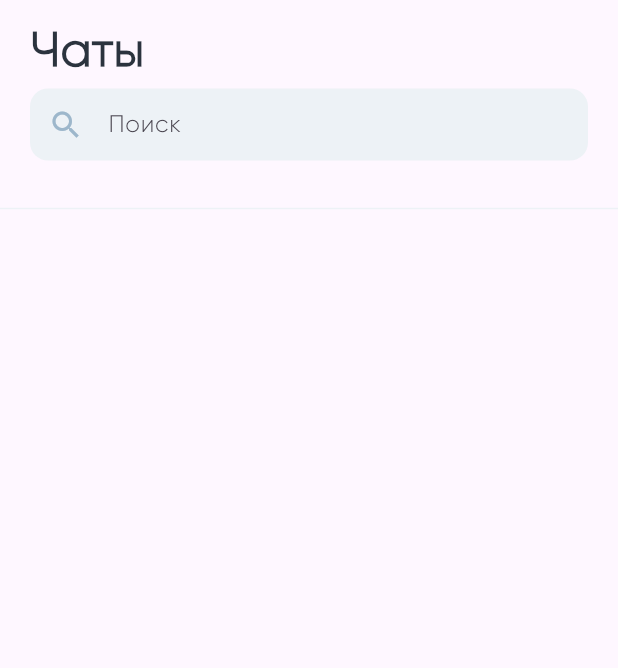
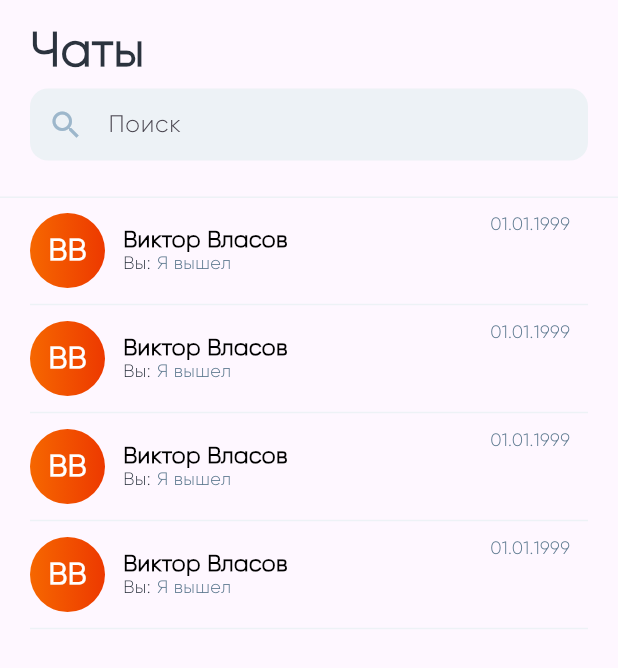
Before and after one commit to hoopa34/mozz_test_messager, a Flutter app: the screen it shows after launch, on a phone screen of 412 x 824 dp. Shown: the top 668 px of the screen. Run offline on Flutter 3.47's test engine with Material 3 defaults, Android fonts, the phone set to English and light mode, and no system bars.

Commit message:
Added page Contacts contact widget

```diff
--- a/lib/ui/pages/page_contacts/page_contacts.dart
+++ b/lib/ui/pages/page_contacts/page_contacts.dart
@@ -1,5 +1,6 @@
 import 'package:flutter/material.dart';
 import 'package:mozz_test_messenger/ui/pages/page_contacts/page_contacts_app_bar.dart';
+import 'package:mozz_test_messenger/ui/pages/page_contacts/page_contacts_content.dart';
 
 // Страница контактов
 class PageContacts extends StatelessWidget {
@@ -9,6 +10,7 @@ class PageContacts extends StatelessWidget {
   Widget build(BuildContext context) {
     return const Scaffold(
       appBar: PageContactsAppBar(),
+      body: PageContactsContent(),
     );
   }
 }
--- a/lib/ui/pages/page_contacts/page_contacts_app_bar.dart
+++ b/lib/ui/pages/page_contacts/page_contacts_app_bar.dart
@@ -8,7 +8,7 @@ class PageContactsAppBar extends StatefulWidget implements PreferredSizeWidget {
   @override
   final Size preferredSize;
   const PageContactsAppBar({super.key})
-      : preferredSize = const Size.fromHeight(169);
+      : preferredSize = const Size.fromHeight(147);
 
   @override
   State<PageContactsAppBar> createState() => _PageContactsAppBarState();
@@ -19,6 +19,7 @@ class _PageContactsAppBarState extends State<PageContactsAppBar> {
   Widget build(BuildContext context) {
     return SafeArea(
       child: Column(
+        mainAxisSize: MainAxisSize.min,
         // Основная колонна для виджетов
         children: [
           Padding(
@@ -38,7 +39,10 @@ class _PageContactsAppBarState extends State<PageContactsAppBar> {
               ],
             ),
           ),
-          Divider(color: AppColors.stroke),
+          Divider(
+            color: AppColors.stroke,
+            height: 1,
+          ),
         ],
       ),
     );
--- /dev/null
+++ b/lib/ui/pages/page_contacts/page_contacts_content.dart
@@ -0,0 +1,139 @@
+import 'dart:math';
+
+import 'package:flutter/material.dart';
+import 'package:mozz_test_messenger/ui/theme/app_colors/app_colors.dart';
+import 'package:mozz_test_messenger/ui/theme/app_colors/app_gradients.dart';
+import 'package:mozz_test_messenger/ui/theme/app_texts/app_text_styles.dart';
+import 'package:mozz_test_messenger/ui/theme/app_texts/app_texts.dart';
+
+// Контент страницы контактов
+class PageContactsContent extends StatelessWidget {
+  const PageContactsContent({super.key});
+
+  @override
+  Widget build(BuildContext context) {
+    return ListView.builder(
+      padding: const EdgeInsets.symmetric(horizontal: 20),
+      itemBuilder: (context, index) => const PageContactsContentContact(),
+      itemCount: 4,
+    );
+  }
+}
+
+// Кнопка выбора чата
+class PageContactsContentContact extends StatelessWidget {
+  const PageContactsContentContact({super.key});
+
+  @override
+  Widget build(BuildContext context) {
+    return GestureDetector(
+      child: SizedBox(
+        child: Column(
+          children: [
+            const Padding(
+              padding: EdgeInsets.symmetric(vertical: 10),
+              child: Row(
+                children: [
+                  PageContactsContentContactProfile(),
+                  SizedBox(width: 12),
+                  PageContactsContentContactTitle(),
+                  Spacer(),
+                  PageContactsContentContactDate(),
+                ],
+              ),
+            ),
+            Divider(
+              color: AppColors.stroke,
+              height: 2,
+            )
+          ],
+        ),
+      ),
+    );
+  }
+}
+
+// Аватар пользователя
+class PageContactsContentContactProfile extends StatelessWidget {
+  const PageContactsContentContactProfile({
+    super.key,
+  });
+
+  @override
+  Widget build(BuildContext context) {
+    Gradient randomGradient() {
+      try {
+        int length = AppGradients.allGradients.length;
+        int random = Random().nextInt(length);
+        return AppGradients.allGradients[random];
+      } catch (e) {
+        return const LinearGradient(
+          colors: [
+            Colors.amber,
+            Colors.red,
+          ],
+        );
+      }
+    }
+
+    return ClipRRect(
+      borderRadius: const BorderRadius.all(
+        Radius.circular(34),
+      ),
+      child: Container(
+        height: 50,
+        width: 50,
+        decoration: BoxDecoration(gradient: randomGradient()),
+        child: Center(
+          child: Text(
+            'ВВ',
+            style: AppTestStyles.profileAvatar,
+          ),
+        ),
+      ),
+    );
+  }
+}
+
+// Внутренний контент выбора пользователя
+class PageContactsContentContactTitle extends StatelessWidget {
+  final bool isUser;
+  const PageContactsContentContactTitle({
+    super.key,
+    this.isUser = true,
+  });
+
+  @override
+  Widget build(BuildContext context) {
+    return Column(
+      crossAxisAlignment: CrossAxisAlignment.start,
+      children: [
+        Text('Виктор Власов', style: AppTestStyles.profileTitle),
+        isUser
+            ? Row(
+                children: [
+                  Text(AppTexts.you, style: AppTestStyles.profileYou),
+                  const SizedBox(width: 4),
+                  Text('Я вышел', style: AppTestStyles.profileMessage),
+                ],
+              )
+            : Text('Я готов', style: AppTestStyles.profileMessage),
+      ],
+    );
+  }
+}
+
+class PageContactsContentContactDate extends StatelessWidget {
+  const PageContactsContentContactDate({super.key});
+
+  @override
+  Widget build(BuildContext context) {
+    return SizedBox(
+      height: 50,
+      child: Padding(
+        padding: const EdgeInsets.only(right: 12),
+        child: Text('01.01.1999', style: AppTestStyles.profileMessage,)
+      ),
+    );
+  }
+}
--- a/lib/ui/theme/app_colors/app_colors.dart
+++ b/lib/ui/theme/app_colors/app_colors.dart
@@ -6,4 +6,6 @@ abstract class AppColors {
   static Color gray = const Color.fromRGBO(157, 183, 203, 1);
   static Color black = const Color.fromRGBO(43, 51, 62, 1);
   static Color green = const Color.fromRGBO(60, 237, 120, 1);
+  static Color deepDark = const Color.fromRGBO(0, 0, 0, 1);
+  static Color darkGray = const Color.fromRGBO(94, 122, 144, 1);
 }
--- a/lib/ui/theme/app_colors/app_gradients.dart
+++ b/lib/ui/theme/app_colors/app_gradients.dart
@@ -13,4 +13,10 @@ abstract class AppGradients {
     Color.fromRGBO(0, 172, 246, 1),
     Color.fromRGBO(0, 109, 237, 1),
   ]);
+
+  static List<Gradient> allGradients = [
+    green,
+    orange,
+    blue,
+  ];
 }
--- a/lib/ui/theme/app_texts/app_text_styles.dart
+++ b/lib/ui/theme/app_texts/app_text_styles.dart
@@ -14,4 +14,26 @@ abstract class AppTestStyles {
     fontWeight: FontWeight.w500,
     color: AppColors.gray,
   );
+  static TextStyle profileAvatar = TextStyle(
+    fontSize: 20,
+    height: 24.76 / 20,
+    fontWeight: FontWeight.w700,
+    color: AppColors.background,
+  );
+  static TextStyle profileTitle = TextStyle(
+    fontSize: 15,
+    height: 18.38 / 15,
+    fontWeight: FontWeight.w600,
+    color: AppColors.deepDark,
+  );
+  static TextStyle profileYou = TextStyle(
+    fontSize: 12,
+    height: 14.56 / 12,
+    color: AppColors.black,
+  );
+  static TextStyle profileMessage = TextStyle(
+    fontSize: 12,
+    height: 14.56 / 12,
+    color: AppColors.darkGray,
+  );
 }
--- a/lib/ui/theme/app_texts/app_texts.dart
+++ b/lib/ui/theme/app_texts/app_texts.dart
@@ -6,4 +6,5 @@ abstract class AppTexts {
   static const String chats = 'Чаты';
   static const String search = 'Поиск';
   static const String message = 'Сообщение';
+  static const String you = 'Вы:';
 }
```
